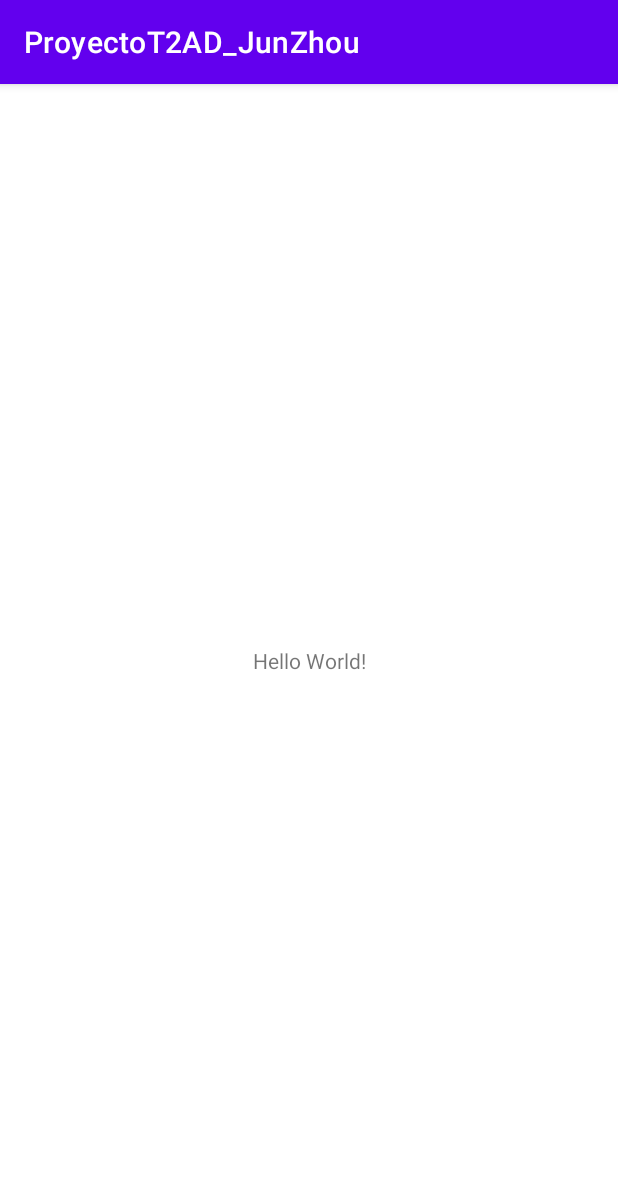
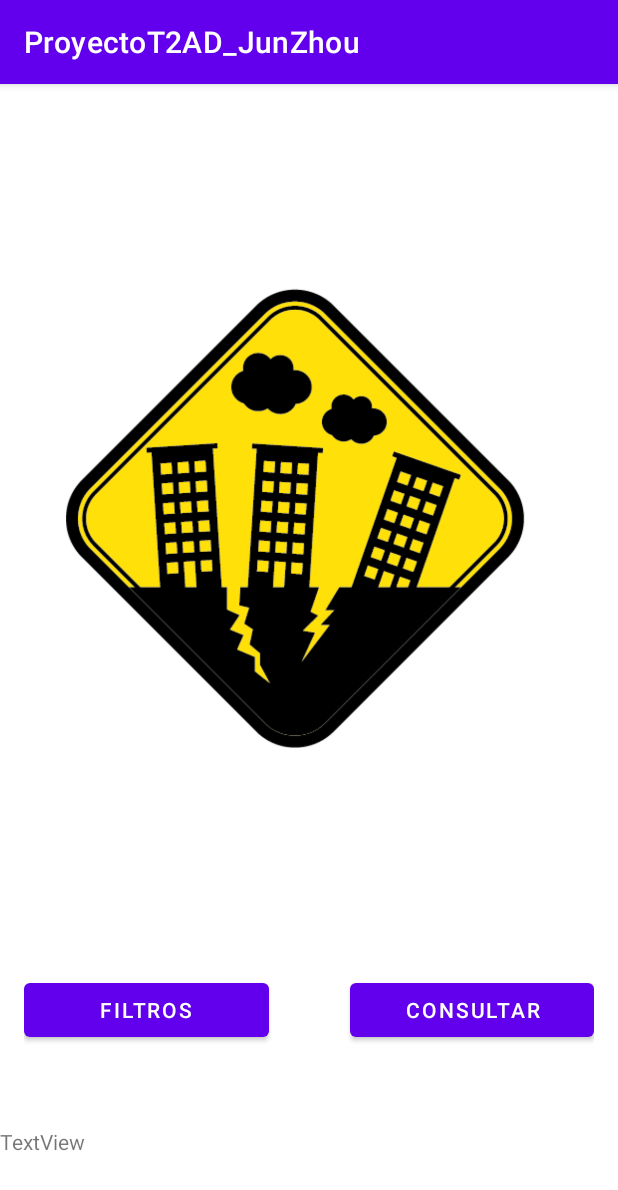
Before and after one commit to JunZH0/Earthquake_Android_APP, an Android app: the screen it shows after launch (MainActivity), on a phone screen of 412 x 824 dp. Shown: the top 1190 px of the screen. Run offline under Robolectric (Android 15) with nearby library versions, the phone set to English and light mode, and no system bars.

Commit message:
UI creation for mainActivity, added Logo, 2 buttons and a textView

```diff
--- a/app/src/main/res/layout/activity_main.xml
+++ b/app/src/main/res/layout/activity_main.xml
@@ -6,13 +6,61 @@
     android:layout_height="match_parent"
     tools:context=".MainActivity">
 
+    <ImageView
+        android:id="@+id/imgLogo"
+        android:layout_width="337dp"
+        android:layout_height="324dp"
+        android:layout_marginStart="24dp"
+        android:layout_marginTop="24dp"
+        android:layout_marginEnd="24dp"
+        android:layout_marginBottom="24dp"
+        app:layout_constraintBottom_toTopOf="@+id/linearLayout"
+        app:layout_constraintEnd_toEndOf="parent"
+        app:layout_constraintStart_toStartOf="parent"
+        app:layout_constraintTop_toTopOf="parent"
+        app:srcCompat="@drawable/earthquakelogo" />
+
+    <LinearLayout
+        android:id="@+id/linearLayout"
+        android:layout_width="0dp"
+        android:layout_height="wrap_content"
+        android:layout_marginStart="16dp"
+        android:layout_marginTop="32dp"
+        android:layout_marginEnd="16dp"
+        android:layout_marginBottom="32dp"
+        android:orientation="horizontal"
+        app:layout_constraintBottom_toBottomOf="parent"
+        app:layout_constraintEnd_toEndOf="parent"
+        app:layout_constraintHorizontal_bias="0.0"
+        app:layout_constraintStart_toStartOf="parent"
+        app:layout_constraintTop_toBottomOf="@+id/imgLogo">
+
+        <Button
+            android:id="@+id/btnFilter"
+            android:layout_width="match_parent"
+            android:layout_height="wrap_content"
+            android:layout_weight="1"
+            android:text="Filtros" />
+
+        <Space
+            android:layout_width="match_parent"
+            android:layout_height="wrap_content"
+            android:layout_weight="1.5" />
+
+        <Button
+            android:id="@+id/btnQuery"
+            android:layout_width="match_parent"
+            android:layout_height="wrap_content"
+            android:layout_weight="1"
+            android:text="Consultar" />
+    </LinearLayout>
+
     <TextView
+        android:id="@+id/tvFiltros"
         android:layout_width="wrap_content"
         android:layout_height="wrap_content"
-        android:text="Hello World!"
+        android:text="TextView"
         app:layout_constraintBottom_toBottomOf="parent"
-        app:layout_constraintEnd_toEndOf="parent"
-        app:layout_constraintStart_toStartOf="parent"
-        app:layout_constraintTop_toTopOf="parent" />
-
+        app:layout_constraintTop_toBottomOf="@+id/linearLayout"
+        tools:layout_editor_absoluteX="180dp" />
 </androidx.constraintlayout.widget.ConstraintLayout>
```
Also changed, not shown: app/src/main/res/drawable/earthquakelogo.png (added), 1 other file.
